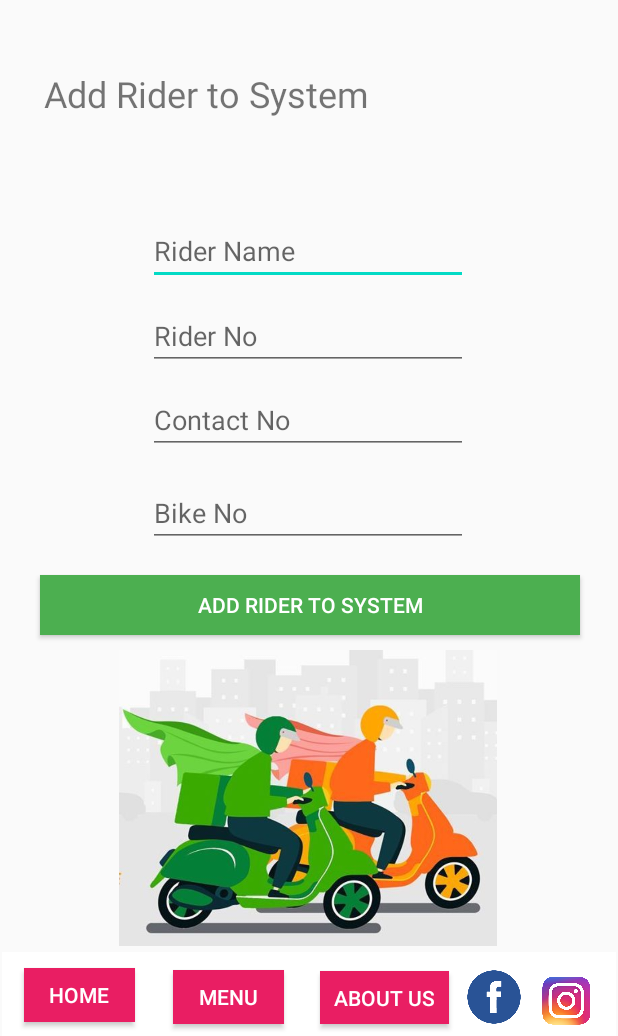
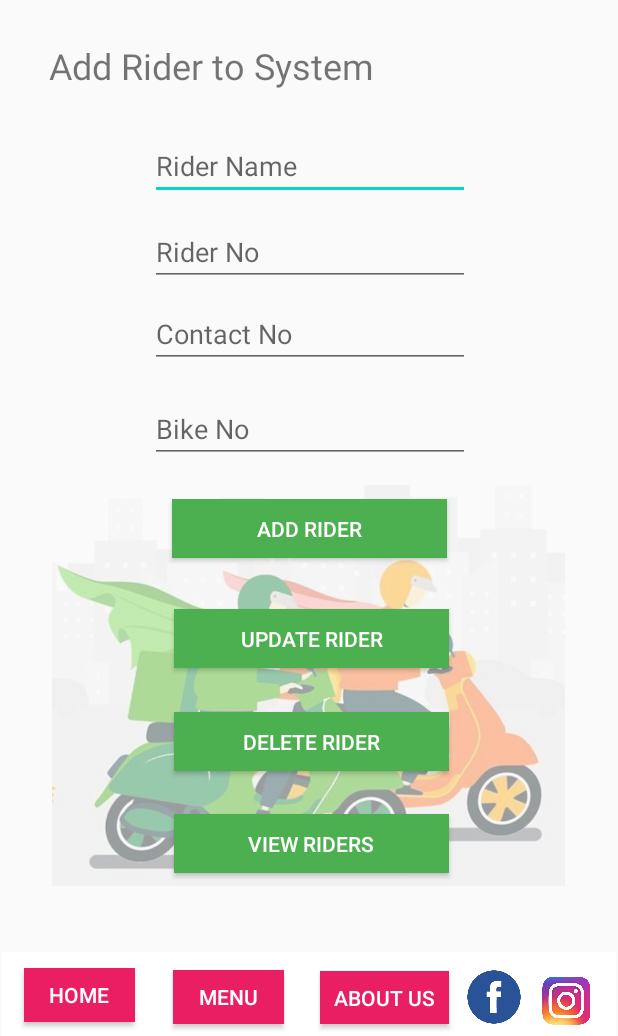
Before and after one commit to sahan-98/MAD-Project, an Android app: the RidertoSystem screen opened directly, with no data from a screen before it, on a phone screen of 412 x 824 dp, the part 200-1236 px from its top. Run offline under Robolectric (Android 15) with nearby library versions, the phone set to English and light mode, and no system bars.

Commit message:
Payment, database , some edits

```diff
--- a/app/src/main/AndroidManifest.xml
+++ b/app/src/main/AndroidManifest.xml
@@ -9,7 +9,8 @@
         android:roundIcon="@mipmap/ic_launcher_round"
         android:supportsRtl="true"
         android:theme="@style/AppTheme">
-        <activity android:name=".Email" />
+        <activity android:name=".Email" >
+        </activity>
         <activity android:name=".Phone" />
         <activity android:name=".Password" />
         <activity android:name=".Addressdetails" />
--- a/app/src/main/java/com/example/burgerfreakz/RidertoSystem.java
+++ b/app/src/main/java/com/example/burgerfreakz/RidertoSystem.java
@@ -3,12 +3,51 @@ package com.example.burgerfreakz;
 import androidx.appcompat.app.AppCompatActivity;
 
 import android.os.Bundle;
+import android.view.View;
+import android.widget.EditText;
+import android.widget.TextView;
+import android.widget.Toast;
+
+import com.example.burgerfreakz.Database.DBHelper;
+
+import java.util.List;
 
 public class RidertoSystem extends AppCompatActivity {
+
+    EditText rname,rno,phone,bno;
 
     @Override
     protected void onCreate(Bundle savedInstanceState) {
         super.onCreate(savedInstanceState);
         setContentView(R.layout.activity_riderto_system);
+
+        rname = findViewById(R.id.rname);
+        rno = findViewById(R.id.rno);
+        phone = findViewById(R.id.rphone);
+        bno = findViewById(R.id.bno);
+
     }
+
+    public void addRider(View view){
+        DBHelper dbHelper = new DBHelper(this);
+
+        long val = dbHelper.addRiderDetails(rname.getText().toString(),rno.getText().toString(),phone.getText().toString(),bno.getText().toString());
+
+        if(val > 0){
+            Toast.makeText(this, "Rider inserted successfully ", Toast.LENGTH_SHORT).show();
+        }else {
+            Toast.makeText(this, "Data not inserted ", Toast.LENGTH_SHORT).show();
+        }
+    }
+
+    public void viewRiders(View view){
+        DBHelper dbHelper = new DBHelper(this);
+
+        List Rnos = dbHelper.RiderInfo();
+
+        Toast.makeText(this, Rnos.toString() , Toast.LENGTH_SHORT).show();
+
+    }
+
+
 }
--- a/app/src/main/res/layout/activity_riderto_system.xml
+++ b/app/src/main/res/layout/activity_riderto_system.xml
@@ -78,13 +78,13 @@
         android:textSize="24sp"
         app:layout_constraintBottom_toBottomOf="parent"
         app:layout_constraintEnd_toEndOf="parent"
-        app:layout_constraintHorizontal_bias="0.079"
+        app:layout_constraintHorizontal_bias="0.099"
         app:layout_constraintStart_toStartOf="parent"
         app:layout_constraintTop_toTopOf="parent"
-        app:layout_constraintVertical_bias="0.171" />
+        app:layout_constraintVertical_bias="0.145" />
 
     <EditText
-        android:id="@+id/editTextTextPersonName10"
+        android:id="@+id/rname"
         android:layout_width="wrap_content"
         android:layout_height="wrap_content"
         android:ems="10"
@@ -92,13 +92,13 @@
         android:inputType="textPersonName"
         app:layout_constraintBottom_toBottomOf="parent"
         app:layout_constraintEnd_toEndOf="parent"
-        app:layout_constraintHorizontal_bias="0.497"
+        app:layout_constraintHorizontal_bias="0.505"
         app:layout_constraintStart_toStartOf="parent"
         app:layout_constraintTop_toTopOf="parent"
-        app:layout_constraintVertical_bias="0.307" />
+        app:layout_constraintVertical_bias="0.229" />
 
     <EditText
-        android:id="@+id/editTextTextPersonName11"
+        android:id="@+id/rno"
         android:layout_width="wrap_content"
         android:layout_height="wrap_content"
         android:ems="10"
@@ -106,13 +106,27 @@
         android:inputType="textPersonName"
         app:layout_constraintBottom_toBottomOf="parent"
         app:layout_constraintEnd_toEndOf="parent"
-        app:layout_constraintHorizontal_bias="0.497"
+        app:layout_constraintHorizontal_bias="0.505"
         app:layout_constraintStart_toStartOf="parent"
         app:layout_constraintTop_toTopOf="parent"
-        app:layout_constraintVertical_bias="0.386" />
+        app:layout_constraintVertical_bias="0.308" />
 
     <EditText
-        android:id="@+id/editTextTextPersonName13"
+        android:id="@+id/bno"
+        android:layout_width="wrap_content"
+        android:layout_height="wrap_content"
+        android:ems="10"
+        android:hint="@string/bike_no"
+        android:inputType="textPersonName"
+        app:layout_constraintBottom_toBottomOf="parent"
+        app:layout_constraintEnd_toEndOf="parent"
+        app:layout_constraintHorizontal_bias="0.505"
+        app:layout_constraintStart_toStartOf="parent"
+        app:layout_constraintTop_toTopOf="parent"
+        app:layout_constraintVertical_bias="0.471" />
+
+    <EditText
+        android:id="@+id/rphone"
         android:layout_width="wrap_content"
         android:layout_height="wrap_content"
         android:ems="10"
@@ -120,24 +134,10 @@
         android:inputType="textPersonName"
         app:layout_constraintBottom_toBottomOf="parent"
         app:layout_constraintEnd_toEndOf="parent"
-        app:layout_constraintHorizontal_bias="0.497"
+        app:layout_constraintHorizontal_bias="0.505"
         app:layout_constraintStart_toStartOf="parent"
         app:layout_constraintTop_toTopOf="parent"
-        app:layout_constraintVertical_bias="0.463" />
-
-    <EditText
-        android:id="@+id/editTextTextPersonName12"
-        android:layout_width="wrap_content"
-        android:layout_height="wrap_content"
-        android:ems="10"
-        android:hint="@string/bike_no"
-        android:inputType="textPersonName"
-        app:layout_constraintBottom_toBottomOf="parent"
-        app:layout_constraintEnd_toEndOf="parent"
-        app:layout_constraintHorizontal_bias="0.497"
-        app:layout_constraintStart_toStartOf="parent"
-        app:layout_constraintTop_toTopOf="parent"
-        app:layout_constraintVertical_bias="0.549" />
+        app:layout_constraintVertical_bias="0.384" />
 
 
     <androidx.appcompat.widget.Toolbar
@@ -193,21 +193,6 @@
 
 
     <Button
-        android:id="@+id/btnCon"
-        style="@style/Widget.AppCompat.Button.Small"
-        android:layout_width="360dp"
-        android:layout_height="40dp"
-        android:background="#4CAF50"
-        android:text="ADD RIDER TO SYSTEM"
-        android:textColor="#FFFFFF"
-        app:layout_constraintBottom_toBottomOf="parent"
-        app:layout_constraintEnd_toEndOf="parent"
-        app:layout_constraintHorizontal_bias="0.509"
-        app:layout_constraintStart_toStartOf="parent"
-        app:layout_constraintTop_toTopOf="parent"
-        app:layout_constraintVertical_bias="0.633" />
-
-    <Button
         android:id="@+id/button2"
         android:layout_width="74dp"
         android:layout_height="36dp"
@@ -238,15 +223,73 @@
 
     <ImageView
         android:id="@+id/imageView3"
-        android:layout_width="264dp"
-        android:layout_height="197dp"
+        android:layout_width="342dp"
+        android:layout_height="283dp"
+        android:alpha="0.4"
         app:layout_constraintBottom_toBottomOf="parent"
         app:layout_constraintEnd_toEndOf="parent"
-        app:layout_constraintHorizontal_bias="0.496"
+        app:layout_constraintHorizontal_bias="0.492"
         app:layout_constraintStart_toStartOf="parent"
         app:layout_constraintTop_toTopOf="parent"
-        app:layout_constraintVertical_bias="0.895"
+        app:layout_constraintVertical_bias="0.81"
         app:srcCompat="@drawable/rider2" />
+
+    <Button
+        android:id="@+id/addRider"
+        android:layout_width="183dp"
+        android:layout_height="39dp"
+        android:background="#4CAF50"
+        android:onClick="addRider"
+        android:text="@string/addRider"
+        android:textColor="#FFFFFF"
+        app:layout_constraintBottom_toBottomOf="parent"
+        app:layout_constraintEnd_toEndOf="parent"
+        app:layout_constraintStart_toStartOf="parent"
+        app:layout_constraintTop_toTopOf="parent"
+        app:layout_constraintVertical_bias="0.563" />
+
+    <Button
+        android:id="@+id/updateRider"
+        android:layout_width="183dp"
+        android:layout_height="39dp"
+        android:background="#4CAF50"
+        android:text="@string/updateRider"
+        android:textColor="#FFFFFF"
+        app:layout_constraintBottom_toBottomOf="parent"
+        app:layout_constraintEnd_toEndOf="parent"
+        app:layout_constraintHorizontal_bias="0.508"
+        app:layout_constraintStart_toStartOf="parent"
+        app:layout_constraintTop_toTopOf="parent"
+        app:layout_constraintVertical_bias="0.663" />
+
+    <Button
+        android:id="@+id/deleteRider"
+        android:layout_width="183dp"
+        android:layout_height="39dp"
+        android:background="#4CAF50"
+        android:text="@string/deleteRider"
+        android:textColor="#FFFFFF"
+        app:layout_constraintBottom_toBottomOf="parent"
+        app:layout_constraintEnd_toEndOf="parent"
+        app:layout_constraintHorizontal_bias="0.508"
+        app:layout_constraintStart_toStartOf="parent"
+        app:layout_constraintTop_toTopOf="parent"
+        app:layout_constraintVertical_bias="0.758" />
+
+    <Button
+        android:id="@+id/viewRiders"
+        android:layout_width="183dp"
+        android:layout_height="39dp"
+        android:background="#4CAF50"
+        android:onClick="viewRiders"
+        android:text="@string/viewRiders"
+        android:textColor="#FFFFFF"
+        app:layout_constraintBottom_toBottomOf="parent"
+        app:layout_constraintEnd_toEndOf="parent"
+        app:layout_constraintHorizontal_bias="0.508"
+        app:layout_constraintStart_toStartOf="parent"
+        app:layout_constraintTop_toTopOf="parent"
+        app:layout_constraintVertical_bias="0.851" />
 
 
 </androidx.constraintlayout.widget.ConstraintLayout>
--- a/app/src/main/res/layout/activity_shoppingcart.xml
+++ b/app/src/main/res/layout/activity_shoppingcart.xml
@@ -114,6 +114,7 @@
         android:layout_width="74dp"
         android:layout_height="36dp"
         android:background="#E91E63"
+        android:onClick="Home"
         android:text="Home"
         android:textColor="#FFFFFF"
         app:layout_constraintBottom_toBottomOf="parent"
@@ -172,6 +173,7 @@
         android:layout_width="74dp"
         android:layout_height="36dp"
         android:background="#E91E63"
+        android:onClick="Menu"
         android:text="Menu"
         android:textColor="#FFFFFF"
         app:layout_constraintBottom_toBottomOf="parent"
@@ -186,6 +188,7 @@
         android:layout_width="86dp"
         android:layout_height="35dp"
         android:background="#E91E63"
+        android:onClick="AboutUs"
         android:text="About us"
         android:textColor="#FFFFFF"
         app:layout_constraintBottom_toBottomOf="parent"
@@ -236,7 +239,7 @@
     <TextView
         android:id="@+id/txtCart"
         android:layout_width="224dp"
-        android:layout_height="36dp"
+        android:layout_height="51dp"
         android:textStyle="bold|italic"
         app:layout_constraintBottom_toBottomOf="parent"
         app:layout_constraintStart_toStartOf="@+id/textView"
--- a/app/src/main/res/values/strings.xml
+++ b/app/src/main/res/values/strings.xml
@@ -28,6 +28,10 @@
     <string name="menu">Menu</string>
     <string name="about_us">About Us</string>
     <string name="form_8">Size</string>
+    <string name="addRider">Add Rider</string>
+    <string name="updateRider">Update Rider</string>
+    <string name="deleteRider">Delete Rider</string>
+    <string name="viewRiders">View Riders</string>
     <string-array name="size_array">
         <item>Small</item>
         <item>Medium</item>
```
Also changed, not shown: app/src/main/java/com/example/burgerfreakz/Continue.java (+38 -12 lines), app/src/main/java/com/example/burgerfreakz/Customize.java (+13 -2 lines), app/src/main/java/com/example/burgerfreakz/Database/AppMaster.java (added, +35 -0 lines), app/src/main/java/com/example/burgerfreakz/Database/DBHelper.java (added, +127 -0 lines), app/src/main/java/com/example/burgerfreakz/shoppingcart.java (+16 -2 lines), app/src/main/res/layout/activity_continue.xml (+54 -37 lines), app/src/main/res/layout/activity_customize.xml (+53 -28 lines), app/src/main/res/layout/activity_feedback.xml (+5 -6 lines), app/src/main/res/drawable/metal_black_and_purple_image_keynote.jpeg (deleted).
